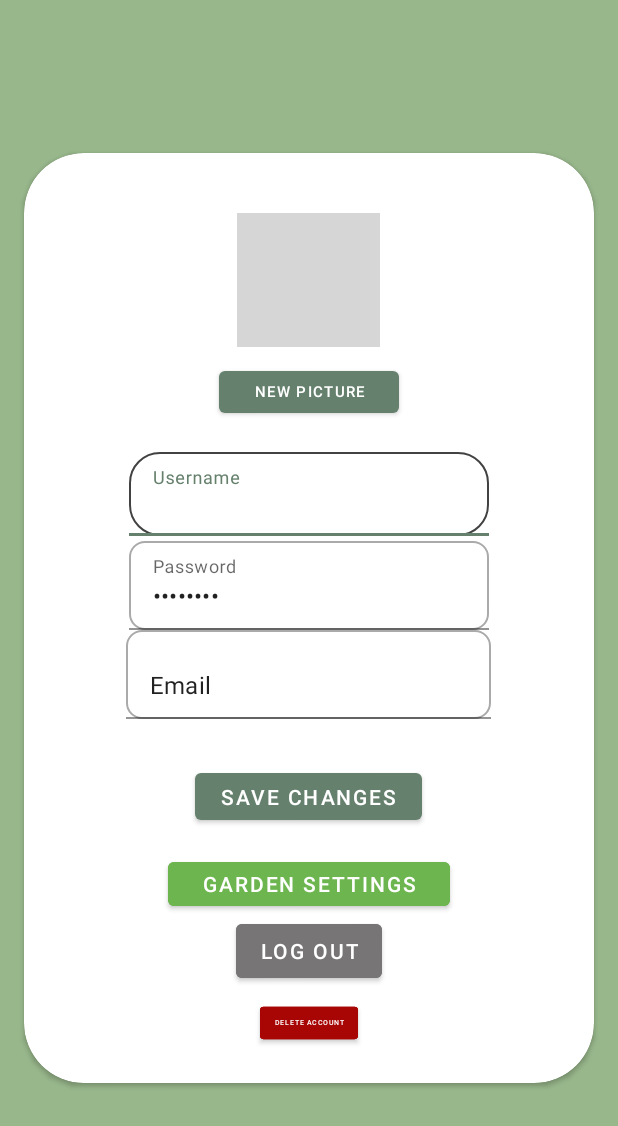
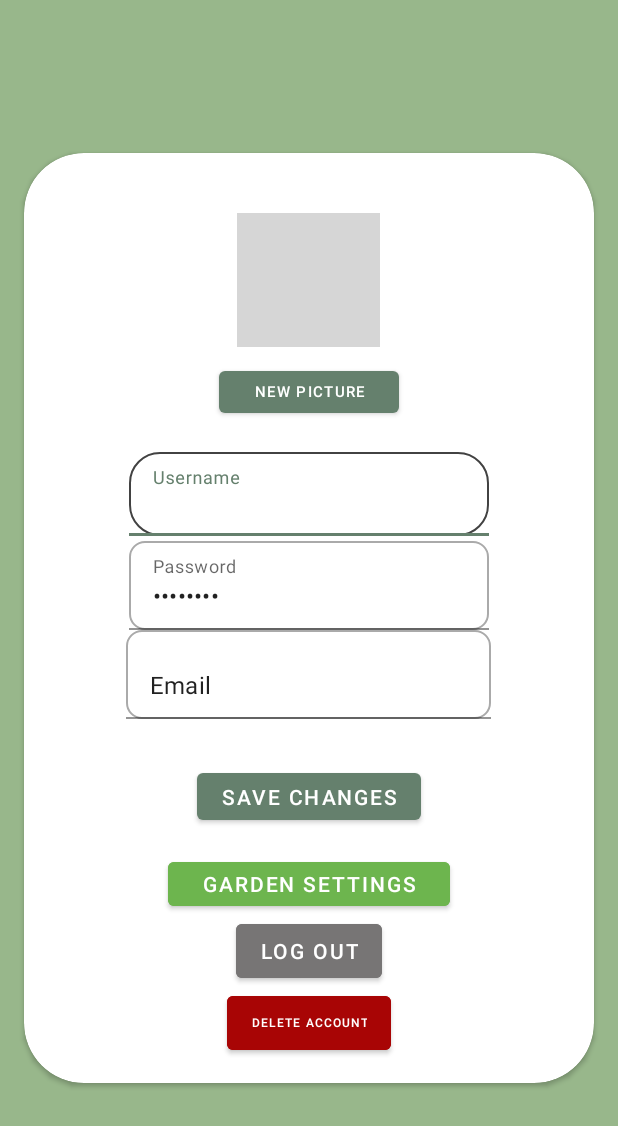
Before and after one commit to marcoscarzello/egreen, an Android app: the layout fragment_account_settings.xml on its own in the app's theme, with its tools: preview values and no code run, on a phone screen of 412 x 824 dp. Shown: the top 1126 px of the screen. Run offline under Robolectric (Android 15) with nearby library versions, the phone set to English and light mode, and no system bars; Roboto replaces fonts that are not available here; grey boxes are pictures that could not be loaded.

Commit message:
fix delete button in fragment_account_settings.xml

```diff
--- a/egreen_fragmentApplication/app/src/main/res/layout/fragment_account_settings.xml
+++ b/egreen_fragmentApplication/app/src/main/res/layout/fragment_account_settings.xml
@@ -138,7 +138,7 @@
 
                 <Button
                     android:id="@+id/saveAccountChanges"
-                    android:layout_width="151dp"
+                    android:layout_width="wrap_content"
                     android:layout_height="43dp"
                     android:layout_marginTop="30dp"
                     android:text="save changes"
@@ -178,8 +178,6 @@
                     android:layout_height="wrap_content"
                     android:layout_marginBottom="16dp"
                     android:backgroundTint="#A80505"
-                    android:scaleX="0.6"
-                    android:scaleY="0.6"
                     android:text="delete account"
                     android:textSize="8sp"
                     app:layout_constraintBottom_toBottomOf="parent"
```
